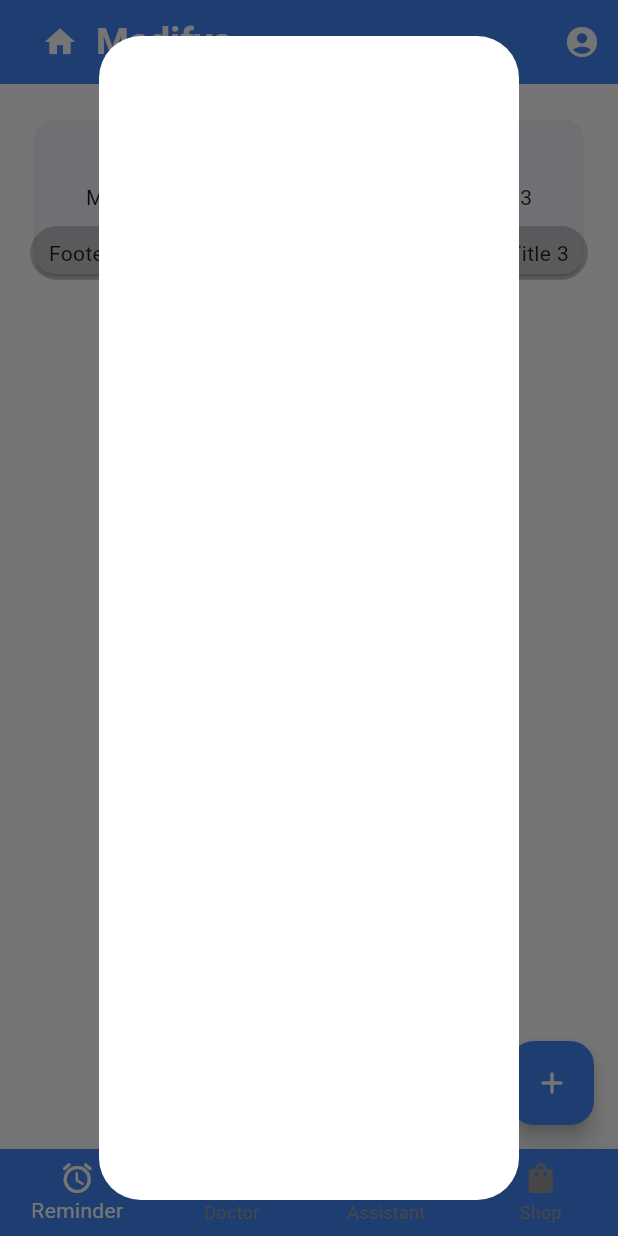
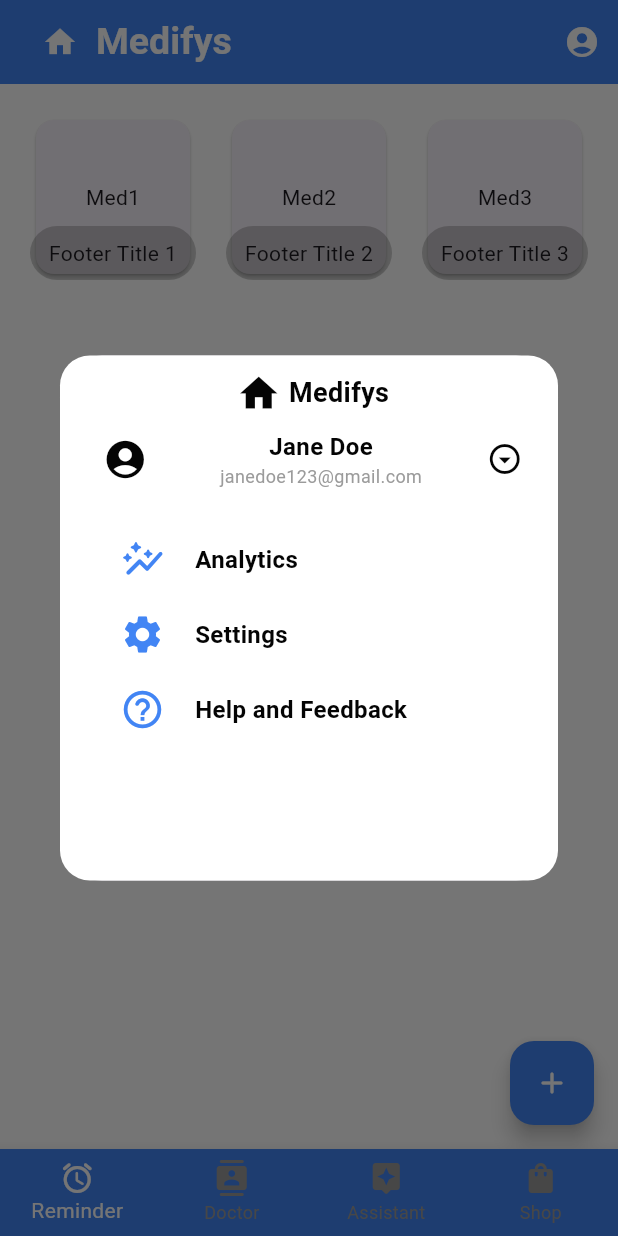
Before and after one commit to alisha-pradhan/Medifys, a Flutter app: the screen it shows after launch, after a tap on the "account circle" icon, on a phone screen of 412 x 824 dp. Run offline on Flutter 3.47's test engine with Material 3 defaults, Android fonts, the phone set to English and light mode, and no system bars; our stand-ins replace popover.

Commit message:
profile dialog box, and popover completed

```diff
--- a/lib/pages/base_page.dart
+++ b/lib/pages/base_page.dart
@@ -8,7 +8,7 @@ import 'package:medifys_app/assets/colors/colors.dart';
 import 'package:medifys_app/pages/med_rem/med_rem_page.dart';
 import 'package:medifys_app/pages/doc_rec/doc_rec_page.dart';
 import 'package:medifys_app/pages/gemini_chatbot/gemini_bot.dart';
-import 'package:medifys_app/pages/med_rem/profile_dialog.dart';
+import 'package:medifys_app/pages/util/profile_dialogue/profile_dialog.dart';
 import 'package:medifys_app/pages/shop/shop_page.dart';
 
 
@@ -79,9 +79,7 @@ class _BaseState extends State<BasePage> {
               // Show the ProfileDialog
                 showDialog(
                   context: context,
-                  builder: (BuildContext context) {
-                    return ProfileDialog();
-                  },
+                  builder: (context) => ProfileDialog(),
                 );
               },
             ) ,
--- a/lib/pages/med_rem/profile_dialog.dart
+++ /dev/null
@@ -1,19 +0,0 @@
-//This is the Profile button, which pops up a dialog box
-import 'package:flutter/material.dart';
-import 'package:medifys_app/assets/colors/colors.dart';
-
-class ProfileDialog extends StatelessWidget{
-  const ProfileDialog({super.key});
-
-  @override
-  Widget build(BuildContext context){
-    return AlertDialog(
-      backgroundColor: AppColors.whiteColor,
-      content: Container(
-
-      ),
-    );
-
-
-  }
-}
--- a/lib/pages/shop/shop_page.dart
+++ b/lib/pages/shop/shop_page.dart
@@ -1,3 +1,5 @@
+// ignore_for_file: prefer_const_constructors
+
 import 'package:flutter/material.dart';
 
 class ShopPage extends StatelessWidget {
--- /dev/null
+++ b/lib/pages/util/bottom_nav_bar/bottom_nav_bar.dart
@@ -0,0 +1,40 @@
+import 'package:flutter/material.dart';
+import 'package:medifys_app/pages/doc_rec/doc_rec_page.dart';
+import 'package:medifys_app/pages/gemini_chatbot/gemini_bot.dart';
+import 'package:medifys_app/pages/shop/shop_page.dart';
+
+class BottomNavBar extends StatefulWidget {
+  final int selectedIndex;
+  final Function(int) onItemTap;
+  final Color tabBarViewColor;
+
+  BottomNavBar({
+    Key? key,
+    required this.selectedIndex,
+    required this.onItemTap,
+    required this.tabBarViewColor,
+  });
+
+  @override
+  State<BottomNavBar> createState() => _BottomNavBarState();
+}
+
+class _BottomNavBarState extends State<BottomNavBar> {
+  final DocRecPage docRecPage = DocRecPage();
+  final GeminiBotPage geminiBotPage = GeminiBotPage();
+  final ShopPage shopPage = ShopPage();
+
+  @override
+  Widget build(BuildContext context) {
+    return Container(
+      color: widget.tabBarViewColor,
+      child: TabBarView(
+        children: [
+          docRecPage,
+          geminiBotPage,
+          shopPage,
+        ],
+      ),
+    );
+  }
+}
--- /dev/null
+++ b/lib/pages/util/profile_dialogue/pop_menu_items.dart
@@ -0,0 +1,33 @@
+// ignore_for_file: prefer_const_constructors, prefer_const_literals_to_create_immutables
+
+import 'package:flutter/material.dart';
+
+class PopMenuItems extends StatelessWidget{
+  const PopMenuItems({super.key});
+
+  @override
+  Widget build(BuildContext context){
+    return Column(
+      children: [
+        //1st item
+        Container(
+          height: 50,
+          color: Colors.deepPurple[300],
+        ),
+
+        //2nd item
+        Container(
+          height: 50,
+          color: Colors.deepPurple[200],
+        ),
+
+
+        //3rd item
+        Container(
+          height: 50,
+          color: Colors.deepPurple[100],
+        ),
+     ],
+    );
+  }
+}
--- /dev/null
+++ b/lib/pages/util/profile_dialogue/popover_button.dart
@@ -0,0 +1,28 @@
+import 'package:popover/popover.dart';
+import 'package:flutter/material.dart';
+import 'package:medifys_app/assets/colors/colors.dart';
+import 'package:medifys_app/pages/util/profile_dialogue/pop_menu_items.dart';
+
+class PopoverBtn extends StatelessWidget{
+  const PopoverBtn({super.key});
+
+  @override
+  Widget build(BuildContext context){
+    return GestureDetector( //to enable tapping on
+    //  onTap: () {}, //originally
+    // onTap:() => showPopover(context: context, bodyBuilder: bodyBuilder),  // replacing bodybuilder
+    onTap:() => showPopover(
+      context: context,
+      bodyBuilder: (context) => PopMenuItems(),      //context points to menu_items.dart
+      width: 250,
+      height:150,
+      backgroundColor: Colors.deepPurple.shade300,
+      direction: PopoverDirection.top,
+    ),
+     child: const Icon(         //added const in front of icon
+      Icons.arrow_drop_down_circle_outlined,
+      color: AppColors.blackColor,
+      ),
+    );
+  }
+}
--- /dev/null
+++ b/lib/pages/util/profile_dialogue/profile_dialog.dart
@@ -0,0 +1,209 @@
+//This is the Profile button, which pops up a dialog box
+// ignore_for_file: prefer_const_constructors, prefer_const_literals_to_create_immutables
+
+import 'package:flutter/material.dart';
+import 'package:medifys_app/assets/colors/colors.dart';
+import 'package:popover/popover.dart';
+import 'package:medifys_app/pages/util/profile_dialogue/popover_button.dart';
+
+
+class ProfileDialog extends StatelessWidget{
+  const ProfileDialog({super.key});
+
+  @override
+  Widget build(BuildContext context){
+    return Dialog(
+      child: Container(
+        height: 350,
+        decoration: BoxDecoration(
+          color: AppColors.whiteColor,
+          borderRadius: BorderRadius.circular(20),
+        ),
+        child: Column(        //column is the child of container
+          mainAxisSize: MainAxisSize.min,
+          children: [
+
+            //title bar
+            Title(
+              color: AppColors.whiteColor,
+              child: Padding(
+                padding: EdgeInsets.fromLTRB(10, 5, 10, 2),
+                child: Row(
+                  mainAxisAlignment: MainAxisAlignment.center,
+                  children: [
+                    Padding(
+                      padding:EdgeInsets.all(5),
+                      child: Icon(
+                        Icons.home,
+                        size: 30,
+                        color:AppColors.blackColor,
+                      ),
+                    ),
+                    Text(
+                      'Medifys',
+                      style: TextStyle(
+                        fontWeight: FontWeight.bold,
+                        fontSize: 18.0,
+                        color: AppColors.blackColor,
+                      ),
+                    ),
+                  ],
+                ),
+              ),
+            ),
+
+            //email bar
+            Padding(
+              padding: EdgeInsets.all(2),
+              child: Row(
+                mainAxisAlignment: MainAxisAlignment.spaceAround,
+                children: [
+
+                  //user profile icon
+                  Padding(
+                    padding:EdgeInsets.all(5),
+                    child: Icon(
+                      Icons.account_circle,
+                      size: 30,
+                      color:AppColors.blackColor,
+                      )
+                  ),
+
+                  //name and email
+                  Column(
+                    children: [
+                      Text(
+                        'Jane Doe',
+                        style: TextStyle(
+                          fontSize: 16.0,
+                          fontWeight: FontWeight.bold,
+                          color: AppColors.blackColor,
+                        ),
+                      ),
+                      Text(
+                        'janedoe123@gmail.com',
+                        style: TextStyle(
+                          fontSize: 12.0,
+                          color: AppColors.greyColor,
+                        ),
+                      ),
+                    ],
+                  ),
+
+                  //popover button
+                  PopoverBtn(),
+
+                ],
+              ),
+            ),
+
+            //redirect tiles to analytics, settings and feedback pages
+            Padding(
+              padding: EdgeInsets.fromLTRB(20, 20, 20, 40),
+              child: Column(
+                children: [
+
+                  //elements container, sizedbox, row used explicitily
+
+                  //analytics
+                  Container(       //container to give it hight and color
+                    height: 50,
+                    color: AppColors.whiteColor,
+                    child: SizedBox(         //sizedbox for containing Row
+                      child: Row(            //Row to contained elements side by side
+                        children: [
+                          //icon
+                          Padding(
+                            padding: EdgeInsets.fromLTRB(20, 0, 20, 0),
+                            child: Icon(
+                              Icons.auto_graph_rounded,
+                              size: 30,
+                              color: AppColors.blueColor,
+                            ),
+                          ),
+                          Text(
+                            'Analytics',
+                            style: TextStyle(
+                              fontSize: 16.0,
+                              fontWeight: FontWeight.bold,
+                              color: AppColors.blackColor,
+                            ),
+                          )
+
+                        ],
+                      ),
+                    ),
+                  ),
+
+                  //Settings
+                  Container(       //container to give it hight and color
+                    height: 50,
+                    color: AppColors.whiteColor,
+                    child: SizedBox(         //sizedbox for containing Row
+                      child: Row(            //Row to contained elements side by side
+                        children: [
+                          //icon
+                          Padding(
+                            padding: EdgeInsets.fromLTRB(20, 0, 20, 0),
+                            child: Icon(
+                              Icons.settings,
+                              size: 30,
+                              color: AppColors.blueColor,
+                            ),
+                          ),
+                          Text(
+                            'Settings',
+                            style: TextStyle(
+                              fontSize: 16.0,
+                              fontWeight: FontWeight.bold,
+                              color: AppColors.blackColor,
+                            ),
+                          )
+
+                        ],
+                      ),
+                    ),
+                  ),
+
+                  //Help and feedback
+                  Container(       //container to give it hight and color
+                    height: 50,
+                    color: AppColors.whiteColor,
+                    child: SizedBox(         //sizedbox for containing Row
+                      child: Row(            //Row to contained elements side by side
+                        children: [
+                          //icon
+                          Padding(
+                            padding: EdgeInsets.fromLTRB(20, 0, 20, 0),
+                            child: Icon(
+                              Icons.help_outline_rounded,
+                              size: 30,
+                              color: AppColors.blueColor,
+                            ),
+                          ),
+                          Text(
+                            'Help and Feedback',
+                            style: TextStyle(
+                              fontSize: 16.0,
+                              fontWeight: FontWeight.bold,
+                              color: AppColors.blackColor,
+                            ),
+                          )
+
+                        ],
+                      ),
+                    ),
+                  ),
+
+                ],
+              ),
+            )
+          ],
+        ),
+      ),
+
+    );
+
+
+  }
+}
--- a/pubspec.yaml
+++ b/pubspec.yaml
@@ -40,6 +40,8 @@ dependencies:
 dev_dependencies:
   flutter_test:
     sdk: flutter
+  popover: ^0.3.0  #for popover in dialog box
+
 
   # The "flutter_lints" package below contains a set of recommended lints to
   # encourage good coding practices. The lint set provided by the package is
```
Also changed, not shown: lib/pages/med_rem/bottom_nav_bar.dart (deleted, +0 -40 lines), lib/pages/med_rem/med_dialog.dart (deleted, +0 -23 lines), lib/pages/med_rem/med_rem_page.dart (+0 -34 lines), lib/pages/med_rem/dialog_box.dart (deleted), lib/pages/med_rem/dialog_box_button.dart (deleted), pubspec.lock.
